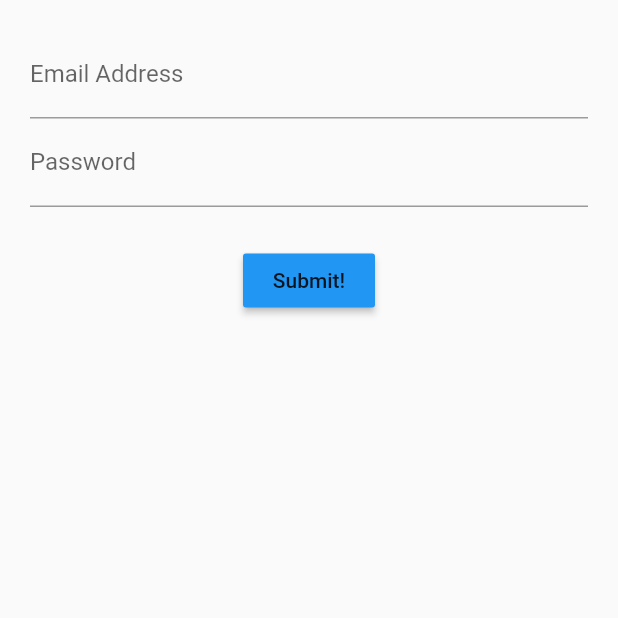
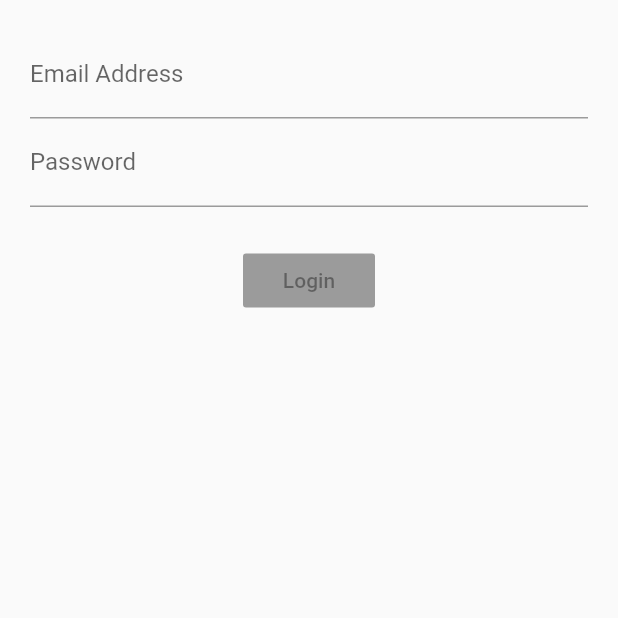
Before and after one commit to rajeshvijayakumar/flutter-exercise, a Flutter app: the screen it shows after launch, on a phone screen of 412 x 824 dp, the top half of it. Run offline on Flutter 3.47's test engine with Material 2 defaults, Android fonts, the phone set to English and light mode, and no system bars; our stand-ins replace rxdart.

Commit message:
Login example with Bloc with Global and Scoped Instance and with rxDart streams.

```diff
--- a/login_bloc/lib/src/app.dart
+++ b/login_bloc/lib/src/app.dart
@@ -1,12 +1,15 @@
 import 'package:flutter/material.dart';
 import './screens/login_screen.dart';
+import 'blocs/provider.dart';
 
 class App extends StatelessWidget {
   Widget build(context) {
-    return MaterialApp(
-      title: 'Log Me In!',
-      home: Scaffold(
-        body: LoginScreen(),
+    return Provider(
+      child: MaterialApp(
+        title: 'Log Me In!',
+        home: Scaffold(
+          body: LoginScreen(),
+        ),
       ),
     );
   }
--- /dev/null
+++ b/login_bloc/lib/src/blocs/provider.dart
@@ -0,0 +1,14 @@
+import 'package:flutter/material.dart';
+import 'bloc.dart';
+
+class Provider extends InheritedWidget {
+  final bloc = Bloc();
+
+   Provider({Key? key, Widget? child}) : super(key: key, child: child!);
+
+  bool updateShouldNotify(_) => true;
+
+  static Bloc of(BuildContext context) {
+    return context.dependOnInheritedWidgetOfExactType<Provider>()!.bloc;
+  }
+}
--- a/login_bloc/lib/src/screens/login_screen.dart
+++ b/login_bloc/lib/src/screens/login_screen.dart
@@ -1,24 +1,27 @@
 import 'package:flutter/material.dart';
 import '../blocs/bloc.dart';
+import '../blocs/provider.dart';
 
 class LoginScreen extends StatelessWidget {
   Widget build(context) {
+    final bloc = Provider.of(context);
+
     return Container(
       margin: EdgeInsets.all(20.0),
       child: Form(
         child: Column(
           children: [
-            emailField(),
-            passwordField(),
+            emailField(bloc),
+            passwordField(bloc),
             Container(margin: EdgeInsets.only(top: 25.0)),
-            submitButton(),
+            submitButton(bloc),
           ],
         ),
       ),
     );
   }
 
-  Widget emailField() {
+  Widget emailField(Bloc bloc) {
     return StreamBuilder(
       stream: bloc.email,
       builder: ((context, snapshot) {
@@ -35,7 +38,7 @@ class LoginScreen extends StatelessWidget {
     );
   }
 
-  Widget passwordField() {
+  Widget passwordField(Bloc bloc) {
     return StreamBuilder(
       stream: bloc.password,
       builder: ((context, snapshot) {
@@ -51,11 +54,16 @@ class LoginScreen extends StatelessWidget {
     );
   }
 
-  Widget submitButton() {
-    return RaisedButton(
-      color: Colors.blue,
-      child: Text('Submit!'),
-      onPressed: () {},
+  Widget submitButton(Bloc bloc) {
+    return StreamBuilder(
+      stream: bloc.submitValid,
+      builder: (context, snapshot) {
+        return RaisedButton(
+          child: Text('Login'),
+          color: Colors.blue,
+          onPressed: snapshot.hasData ? bloc.submit : null,
+        );
+      },
     );
   }
 }
--- a/login_bloc/pubspec.yaml
+++ b/login_bloc/pubspec.yaml
@@ -34,6 +34,8 @@ dependencies:
   # The following adds the Cupertino Icons font to your application.
   # Use with the CupertinoIcons class for iOS style icons.
   cupertino_icons: ^1.0.2
+
+  rxdart: ^0.27.5
 
 dev_dependencies:
   flutter_test:
```
Also changed, not shown: login_bloc/lib/src/blocs/bloc.dart (+15 -4 lines), login_bloc/pubspec.lock.
